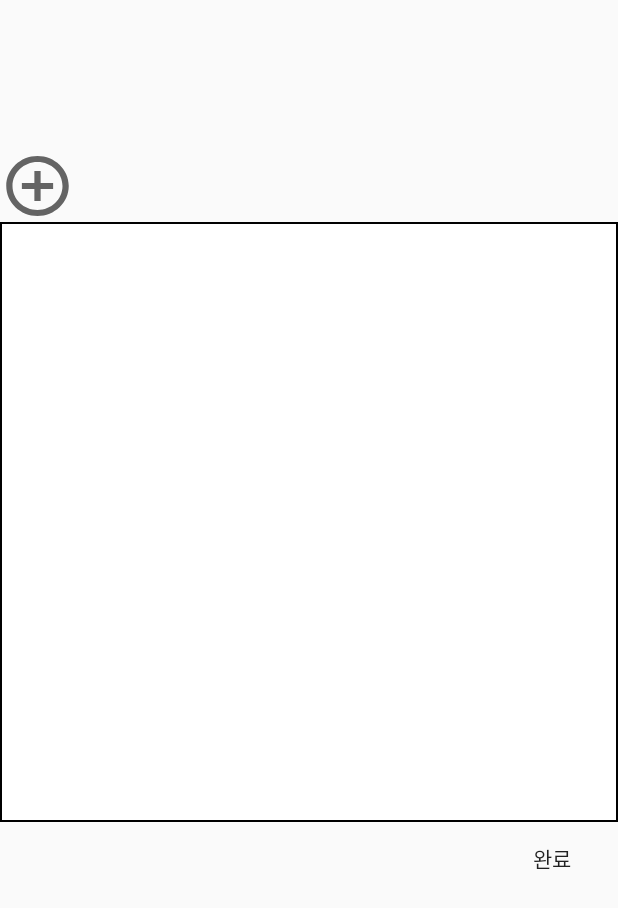
After one commit to Algamja/TravelFriend, an Android app: the ReviewActivity screen opened directly, with no data from a screen before it, on a phone screen of 412 x 824 dp. The commit adds this screen. Shown: the top 908 px of the screen. Run offline under Robolectric (Android 15) with nearby library versions, the phone set to English and light mode, and no system bars.

Commit message:
[added]design

```diff
--- a/app/src/main/AndroidManifest.xml
+++ b/app/src/main/AndroidManifest.xml
@@ -9,7 +9,10 @@
         android:roundIcon="@mipmap/ic_launcher_round"
         android:supportsRtl="true"
         android:theme="@style/AppTheme">
-        <activity android:name=".HomeActivity"></activity>
+        <activity android:name=".ReviewActivity"></activity>
+        <activity android:name=".Adapter" />
+        <activity android:name=".CommentActivity" />
+        <activity android:name=".HomeActivity" />
         <activity android:name=".LoginActivity" />
         <activity android:name=".Splash">
             <intent-filter>
--- /dev/null
+++ b/app/src/main/java/com/example/travelfriend/ReviewActivity.kt
@@ -0,0 +1,13 @@
+package com.example.travelfriend
+
+import androidx.appcompat.app.AppCompatActivity
+import android.os.Bundle
+
+class ReviewActivity : AppCompatActivity() {
+    override fun onCreate(savedInstanceState: Bundle?) {
+        super.onCreate(savedInstanceState)
+        setContentView(R.layout.activity_review)
+
+
+    }
+}
--- a/app/src/main/java/com/example/travelfriend/SignUpUserBasicActivity.kt
+++ b/app/src/main/java/com/example/travelfriend/SignUpUserBasicActivity.kt
@@ -15,7 +15,7 @@ class SignUpUserBasicActivity : AppCompatActivity() {
         val input_phone = sign_up_phone_number_input.text.toString()
 
         sign_up_second_next_button.setOnClickListener(){
-            val intent = Intent(this,Sign_up_user_detail::class.java)
+            val intent = Intent(this,SignUpUserDetailActivity::class.java)
             intent.putExtra("name",input_name)
             intent.putExtra("phone",input_phone)
         startActivity(intent)
--- /dev/null
+++ b/app/src/main/res/drawable/edit_text.xml
@@ -0,0 +1,12 @@
+<?xml version="1.0" encoding="utf-8"?>
+<shape xmlns:android="http://schemas.android.com/apk/res/android">
+    android:padding="10sp"
+    android:shape="rectangle" >
+
+    <solid android:color="#FFFFFFFF" />
+
+    <stroke
+        android:width="2px"
+        android:color="#FF000000" />
+
+</shape>
--- /dev/null
+++ b/app/src/main/res/drawable/ic_add_circle.xml
@@ -0,0 +1,10 @@
+<vector xmlns:android="http://schemas.android.com/apk/res/android"
+    android:width="24dp"
+    android:height="24dp"
+    android:viewportWidth="24"
+    android:viewportHeight="24"
+    android:tint="?attr/colorControlNormal">
+  <path
+      android:fillColor="@android:color/white"
+      android:pathData="M13,7h-2v4L7,11v2h4v4h2v-4h4v-2h-4L13,7zM12,2C6.48,2 2,6.48 2,12s4.48,10 10,10 10,-4.48 10,-10S17.52,2 12,2zM12,20c-4.41,0 -8,-3.59 -8,-8s3.59,-8 8,-8 8,3.59 8,8 -3.59,8 -8,8z"/>
+</vector>
--- /dev/null
+++ b/app/src/main/res/layout/activity_review.xml
@@ -0,0 +1,31 @@
+<?xml version="1.0" encoding="utf-8"?>
+<LinearLayout xmlns:android="http://schemas.android.com/apk/res/android"
+    xmlns:app="http://schemas.android.com/apk/res-auto"
+    xmlns:tools="http://schemas.android.com/tools"
+    android:layout_width="match_parent"
+    android:layout_height="match_parent"
+    tools:context=".ReviewActivity"
+    android:orientation="vertical">
+
+    <androidx.recyclerview.widget.RecyclerView
+        android:layout_width="match_parent"
+        android:layout_height="100sp"/>
+
+    <Button
+        android:layout_width="50sp"
+        android:layout_height="wrap_content"
+        android:background="@drawable/ic_add_circle"/>
+    <EditText
+        android:layout_width="match_parent"
+        android:layout_height="400sp"
+        android:background="@drawable/edit_text"
+
+        />
+    <Button
+        android:layout_width="wrap_content"
+        android:layout_height="wrap_content"
+        android:text="완료"
+        android:layout_gravity="right"
+        />
+
+</LinearLayout>
```
Also changed, not shown: app/src/main/java/com/example/travelfriend/CommentActivity.kt (added, +13 -0 lines), app/src/main/java/com/example/travelfriend/SignUpEmailAndPasswordActivity.kt (+8 -4 lines), app/src/main/java/com/example/travelfriend/SignUpUserDetailActivity.kt (+9 -2 lines), app/src/main/res/drawable/icon.xml (added, +7 -0 lines), app/src/main/res/layout/activity_comment.xml (added, +34 -0 lines), app/src/main/res/layout/item_list.xml (added, +20 -0 lines), app/src/main/res/layout/recycler_item.xml (added, +31 -0 lines).
